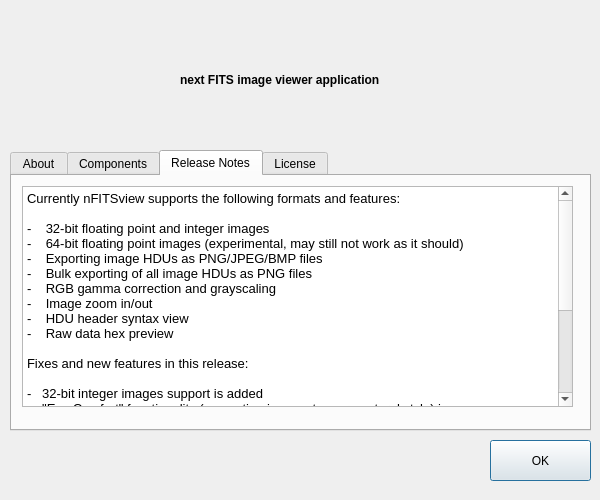
Before: the Qt Designer form aboutdialog.ui in surhh/nfitsview, drawn with Qt 5.
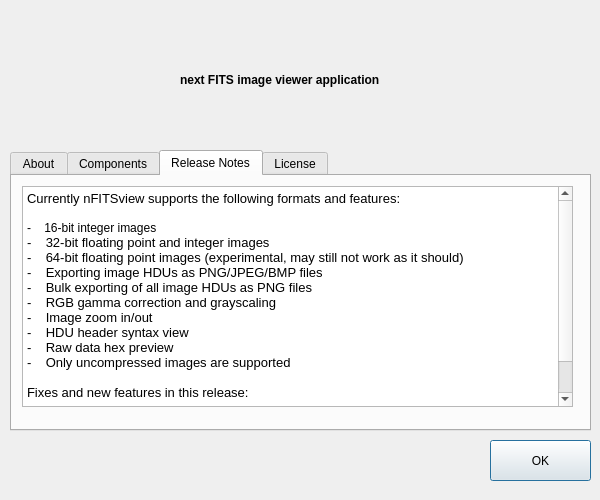
After: the same form once the commit is applied. The open tabs and pages were chosen to show the change. Icons and pictures are not drawn.

Commit message: 16-bit images support is added. Introduced RGBPixel struct supporting color conversion functions. Preparing for release 1.4

Patch:
```diff
--- a/aboutdialog.ui
+++ b/aboutdialog.ui
@@ -204,6 +204,7 @@
 &lt;/style&gt;&lt;/head&gt;&lt;body style=&quot; font-family:'Sans Serif'; font-size:9pt; font-weight:400; font-style:normal;&quot;&gt;
 &lt;p style=&quot; margin-top:0px; margin-bottom:0px; margin-left:0px; margin-right:0px; -qt-block-indent:0; text-indent:0px;&quot;&gt;&lt;span style=&quot; font-family:'Noto Sans'; font-size:10pt;&quot;&gt;Currently nFITSview supports the following formats and features:&lt;/span&gt;&lt;/p&gt;
 &lt;p style=&quot;-qt-paragraph-type:empty; margin-top:0px; margin-bottom:0px; margin-left:0px; margin-right:0px; -qt-block-indent:0; text-indent:0px; font-family:'Noto Sans'; font-size:10pt;&quot;&gt;&lt;br /&gt;&lt;/p&gt;
+&lt;p style=&quot; margin-top:0px; margin-bottom:0px; margin-left:0px; margin-right:0px; -qt-block-indent:0; text-indent:0px;&quot;&gt;-    16-bit integer images&lt;/p&gt;
 &lt;p style=&quot; margin-top:0px; margin-bottom:0px; margin-left:0px; margin-right:0px; -qt-block-indent:0; text-indent:0px;&quot;&gt;&lt;span style=&quot; font-family:'Noto Sans'; font-size:10pt;&quot;&gt;-    32-bit floating point and integer images&lt;/span&gt;&lt;/p&gt;
 &lt;p style=&quot; margin-top:0px; margin-bottom:0px; margin-left:0px; margin-right:0px; -qt-block-indent:0; text-indent:0px;&quot;&gt;&lt;span style=&quot; font-family:'Noto Sans'; font-size:10pt;&quot;&gt;-    64-bit floating point images (experimental, may still not work as it should)&lt;/span&gt;&lt;/p&gt;
 &lt;p style=&quot; margin-top:0px; margin-bottom:0px; margin-left:0px; margin-right:0px; -qt-block-indent:0; text-indent:0px;&quot;&gt;&lt;span style=&quot; font-family:'Noto Sans'; font-size:10pt;&quot;&gt;-    Exporting image HDUs as PNG/JPEG/BMP files&lt;/span&gt;&lt;/p&gt;
@@ -212,21 +213,12 @@
 &lt;p style=&quot; margin-top:0px; margin-bottom:0px; margin-left:0px; margin-right:0px; -qt-block-indent:0; text-indent:0px;&quot;&gt;&lt;span style=&quot; font-family:'Noto Sans'; font-size:10pt;&quot;&gt;-    Image zoom in/out&lt;/span&gt;&lt;/p&gt;
 &lt;p style=&quot; margin-top:0px; margin-bottom:0px; margin-left:0px; margin-right:0px; -qt-block-indent:0; text-indent:0px;&quot;&gt;&lt;span style=&quot; font-family:'Noto Sans'; font-size:10pt;&quot;&gt;-    HDU header syntax view&lt;/span&gt;&lt;/p&gt;
 &lt;p style=&quot; margin-top:0px; margin-bottom:0px; margin-left:0px; margin-right:0px; -qt-block-indent:0; text-indent:0px;&quot;&gt;&lt;span style=&quot; font-family:'Noto Sans'; font-size:10pt;&quot;&gt;-    Raw data hex preview&lt;/span&gt;&lt;/p&gt;
+&lt;p style=&quot; margin-top:0px; margin-bottom:0px; margin-left:0px; margin-right:0px; -qt-block-indent:0; text-indent:0px;&quot;&gt;&lt;span style=&quot; font-family:'Noto Sans'; font-size:10pt;&quot;&gt;-    Only uncompressed images are supported &lt;/span&gt;&lt;/p&gt;
 &lt;p style=&quot;-qt-paragraph-type:empty; margin-top:0px; margin-bottom:0px; margin-left:0px; margin-right:0px; -qt-block-indent:0; text-indent:0px; font-family:'Noto Sans'; font-size:10pt;&quot;&gt;&lt;br /&gt;&lt;/p&gt;
 &lt;p style=&quot; margin-top:0px; margin-bottom:0px; margin-left:0px; margin-right:0px; -qt-block-indent:0; text-indent:0px;&quot;&gt;&lt;span style=&quot; font-family:'Noto Sans'; font-size:10pt;&quot;&gt;Fixes and new features in this release:&lt;/span&gt;&lt;/p&gt;
 &lt;p style=&quot;-qt-paragraph-type:empty; margin-top:0px; margin-bottom:0px; margin-left:0px; margin-right:0px; -qt-block-indent:0; text-indent:0px; font-family:'Noto Sans'; font-size:10pt;&quot;&gt;&lt;br /&gt;&lt;/p&gt;
-&lt;p style=&quot; margin-top:0px; margin-bottom:0px; margin-left:0px; margin-right:0px; -qt-block-indent:0; text-indent:0px;&quot;&gt;&lt;span style=&quot; font-family:'Noto Sans'; font-size:10pt;&quot;&gt;-   32-bit integer images support is added&lt;/span&gt;&lt;/p&gt;
-&lt;p style=&quot; margin-top:0px; margin-bottom:0px; margin-left:0px; margin-right:0px; -qt-block-indent:0; text-indent:0px;&quot;&gt;&lt;span style=&quot; font-family:'Noto Sans'; font-size:10pt;&quot;&gt;-   &amp;quot;Eye Comfort&amp;quot; functionality (converting images to more natural style) is   &lt;/span&gt;&lt;/p&gt;
-&lt;p style=&quot; margin-top:0px; margin-bottom:0px; margin-left:0px; margin-right:0px; -qt-block-indent:0; text-indent:0px;&quot;&gt;&lt;span style=&quot; font-family:'Noto Sans'; font-size:10pt;&quot;&gt;    added&lt;/span&gt;&lt;/p&gt;
-&lt;p style=&quot; margin-top:0px; margin-bottom:0px; margin-left:0px; margin-right:0px; -qt-block-indent:0; text-indent:0px;&quot;&gt;&lt;span style=&quot; font-family:'Noto Sans'; font-size:10pt;&quot;&gt;-   Each image HDU now remembers its own gamma changes separately&lt;/span&gt;&lt;/p&gt;
-&lt;p style=&quot; margin-top:0px; margin-bottom:0px; margin-left:0px; margin-right:0px; -qt-block-indent:0; text-indent:0px;&quot;&gt;&lt;span style=&quot; font-family:'Noto Sans'; font-size:10pt;&quot;&gt;-   Fixed HDU Explorer bug (edit mode disabled)&lt;/span&gt;&lt;/p&gt;
-&lt;p style=&quot; margin-top:0px; margin-bottom:0px; margin-left:0px; margin-right:0px; -qt-block-indent:0; text-indent:0px;&quot;&gt;&lt;span style=&quot; font-family:'Noto Sans'; font-size:10pt;&quot;&gt;-   Fixed corrupted files processing (files with partial data)&lt;/span&gt;&lt;/p&gt;
-&lt;p style=&quot; margin-top:0px; margin-bottom:0px; margin-left:0px; margin-right:0px; -qt-block-indent:0; text-indent:0px;&quot;&gt;&lt;span style=&quot; font-family:'Noto Sans'; font-size:10pt;&quot;&gt;-   Fixed HDU Explorer bug (in some cases not all HDUs were shown)&lt;/span&gt;&lt;/p&gt;
-&lt;p style=&quot; margin-top:0px; margin-bottom:0px; margin-left:0px; margin-right:0px; -qt-block-indent:0; text-indent:0px;&quot;&gt;&lt;span style=&quot; font-family:'Noto Sans'; font-size:10pt;&quot;&gt;-   Fixed RGB gamma changes bugs&lt;/span&gt;&lt;/p&gt;
-&lt;p style=&quot; margin-top:0px; margin-bottom:0px; margin-left:0px; margin-right:0px; -qt-block-indent:0; text-indent:0px;&quot;&gt;&lt;span style=&quot; font-family:'Noto Sans'; font-size:10pt;&quot;&gt;-   Removed &amp;quot;Restore original gamma&amp;quot; feature, is related to RGB gamma    &lt;/span&gt;&lt;/p&gt;
-&lt;p style=&quot; margin-top:0px; margin-bottom:0px; margin-left:0px; margin-right:0px; -qt-block-indent:0; text-indent:0px;&quot;&gt;&lt;span style=&quot; font-family:'Noto Sans'; font-size:10pt;&quot;&gt;    changes bug&lt;/span&gt;&lt;/p&gt;
-&lt;p style=&quot; margin-top:0px; margin-bottom:0px; margin-left:0px; margin-right:0px; -qt-block-indent:0; text-indent:0px;&quot;&gt;&lt;span style=&quot; font-family:'Noto Sans'; font-size:10pt;&quot;&gt;-   Refactored some code&lt;/span&gt;&lt;/p&gt;
-&lt;p style=&quot; margin-top:0px; margin-bottom:0px; margin-left:0px; margin-right:0px; -qt-block-indent:0; text-indent:0px;&quot;&gt;&lt;span style=&quot; font-family:'Noto Sans'; font-size:10pt;&quot;&gt;-   Fixed some UI bugs&lt;/span&gt;&lt;/p&gt;&lt;/body&gt;&lt;/html&gt;</string>
+&lt;p style=&quot; margin-top:0px; margin-bottom:0px; margin-left:0px; margin-right:0px; -qt-block-indent:0; text-indent:0px;&quot;&gt;&lt;span style=&quot; font-family:'Noto Sans'; font-size:10pt;&quot;&gt;-   16-bit integer images support is added&lt;/span&gt;&lt;/p&gt;
+&lt;p style=&quot;-qt-paragraph-type:empty; margin-top:0px; margin-bottom:0px; margin-left:0px; margin-right:0px; -qt-block-indent:0; text-indent:0px;&quot;&gt;&lt;br /&gt;&lt;/p&gt;&lt;/body&gt;&lt;/html&gt;</string>
      </property>
     </widget>
    </widget>
```
The commit also changes 10 other files.
